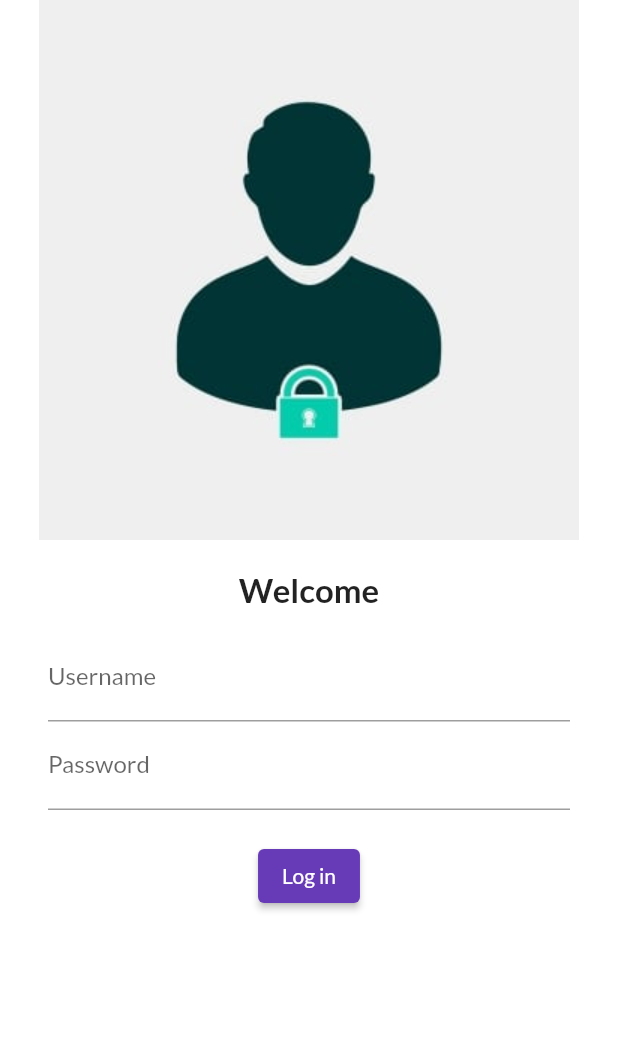
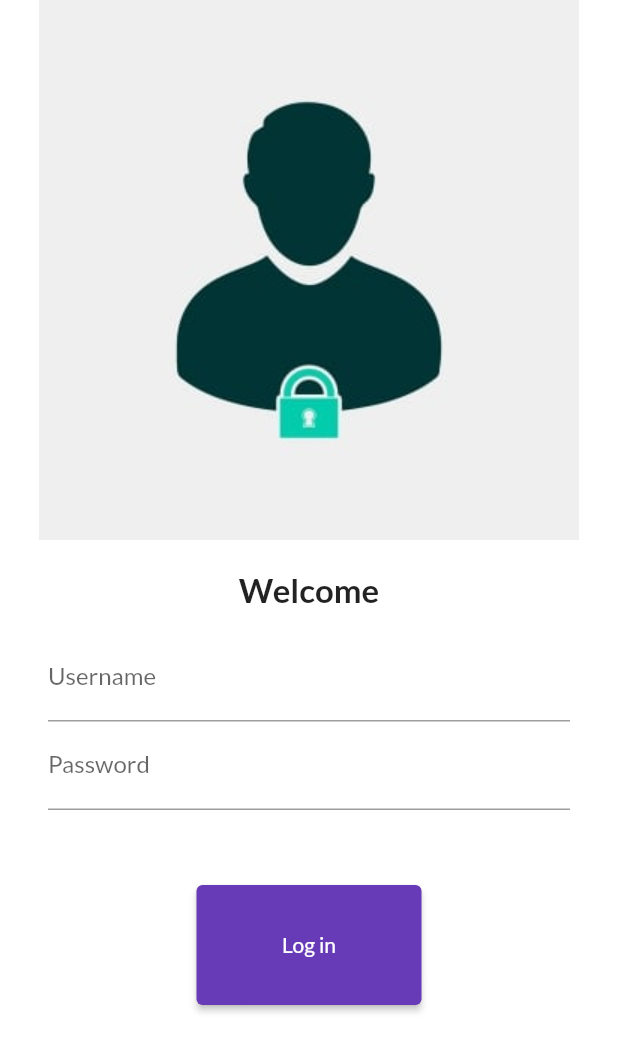
Before and after one commit to rifat7916/first, a Flutter app: the screen it shows after launch, on a phone screen of 412 x 824 dp. Shown: the top 1052 px of the screen. Run offline on Flutter 3.47's test engine with Material 2 defaults, Android fonts, the phone set to English and light mode, and no system bars; our stand-ins replace google_fonts.

Commit message:
day 5 completed

```diff
--- a/lib/main.dart
+++ b/lib/main.dart
@@ -1,5 +1,6 @@
 import 'package:fluter_catalog/pages/home_page.dart';
 import 'package:fluter_catalog/pages/login_page.dart';
+import 'package:fluter_catalog/utilities/routes.dart';
 import 'package:flutter/material.dart';
 import 'package:google_fonts/google_fonts.dart';
 
@@ -20,10 +21,11 @@
         primarySwatch: Colors.deepPurple,
         fontFamily: GoogleFonts.lato().fontFamily,
       ),
+      debugShowCheckedModeBanner: false,
       routes: {
         "/": (context) => LoginPage(),
-        "/home": (context) => Homepage(),
-        "login": (context) => LoginPage(),
+        MyRoutes.homeRoute: (context) => Homepage(),
+        MyRoutes.loginRoute: (context) => LoginPage(),
       },
     );
   }
--- a/lib/pages/login_page.dart
+++ b/lib/pages/login_page.dart
@@ -1,10 +1,13 @@
 import 'package:flutter/material.dart';
+
+import '../utilities/routes.dart';
 
 class LoginPage extends StatelessWidget {
   @override
   Widget build(BuildContext context) {
     return Material(
       color: Colors.white,
+      child: SingleChildScrollView(
         child: Column(children: [
           Image.asset(
             "assests/images/image1.png",
@@ -32,18 +35,19 @@
                     labelText: "Password",
                   ),
                 ),
-              SizedBox(height: 20),
+                SizedBox(height: 50),
                 ElevatedButton(
                   child: Text("Log in"),
-                style: TextButton.styleFrom(),
+                  style: TextButton.styleFrom(minimumSize: Size(150, 80)),
                   onPressed: () {
-                  print("Hello Jarvis");
+                    Navigator.pushNamed(context, MyRoutes.homeRoute);
                   },
                 ),
               ],
             ),
           ),
         ]),
+      ),
     );
   }
 }
--- /dev/null
+++ b/lib/utilities/routes.dart
@@ -0,0 +1,4 @@
+class MyRoutes {
+  static String loginRoute = "/login";
+  static String homeRoute = "home";
+}
```
Lines whose indentation alone changed are shown as unchanged.
